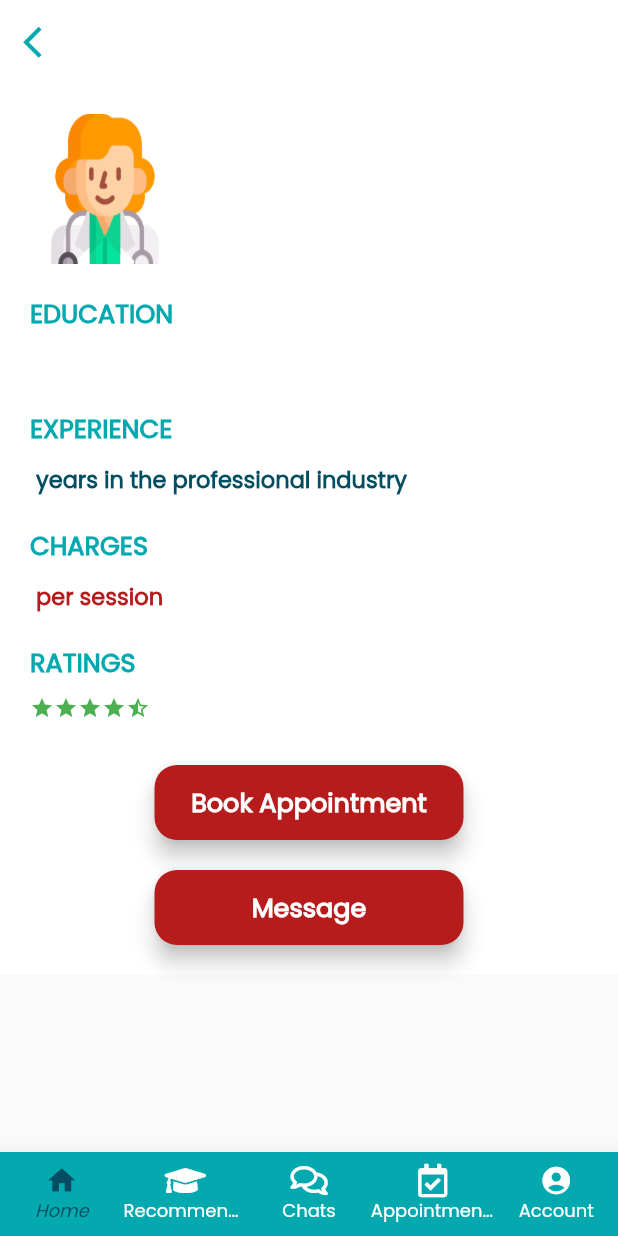
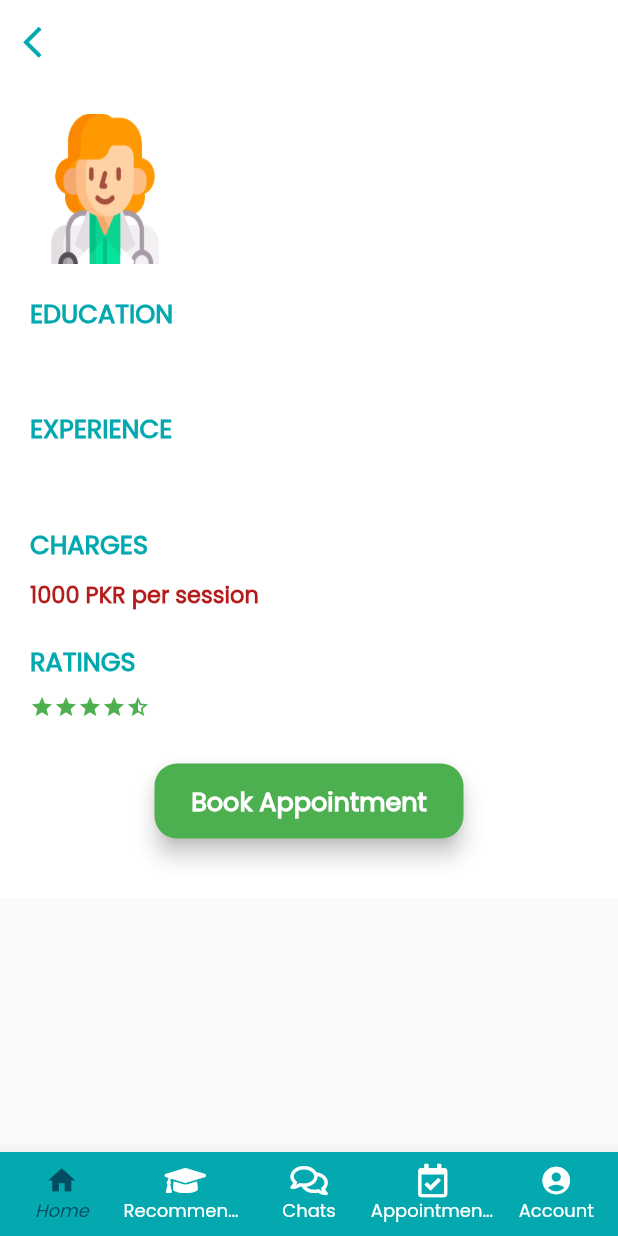
Before and after one commit to rzaheer/Rehnuma, a Flutter app: the DoctorDetails screen opened directly with empty values, on a phone screen of 412 x 824 dp. Run offline on Flutter 3.47's test engine with Material 2 defaults, Android fonts, the light colour scheme and no system bars; our stand-ins replace carousel_slider, cloud_firestore, datetime_picker_formfield, dio, email_validator, firebase_auth and 6 more; missing offline and left inert: autocomplete_textfield, email_auth, filter_list, flutter_webview_plugin; accounts and stored records are empty; network calls fail.

Commit message:
final fixes

```diff
--- a/lib/CustomWidgets/Custombottombar.dart
+++ b/lib/CustomWidgets/Custombottombar.dart
@@ -48,7 +48,7 @@ class _CustomNavbarState extends State<CustomNavbar> {
             }
             if (index == 2) {
               Navigator.of(context).pushAndRemoveUntil(
-                  MaterialPageRoute(builder: (context) => ChatsPage()),
+                  MaterialPageRoute(builder: (context) => Forum()),
                   (Route<dynamic> route) => false);
             }
             if (index == 3 || index == 4) {
--- a/lib/Screens/Student/Homepage/Home/DoctorDetails.dart
+++ b/lib/Screens/Student/Homepage/Home/DoctorDetails.dart
@@ -97,7 +97,7 @@ class _DoctorDetailsState extends State<DoctorDetails> {
               SizedBox(
                 height: 10,
               ),
-              Text("${widget.mentor.education}",
+              Text("${widget.mentor.educationlevel}",
                   style: TextStyle(
                     fontSize: 15,
                     color: inputTextColor,
@@ -115,8 +115,7 @@ class _DoctorDetailsState extends State<DoctorDetails> {
               SizedBox(
                 height: 10,
               ),
-              Text(
-                  "${widget.mentor.experience.toString()} years in the professional industry",
+              Text("${widget.mentor.experience.toString()}",
                   style: TextStyle(
                     fontSize: 15,
                     color: inputTextColor,
@@ -134,7 +133,7 @@ class _DoctorDetailsState extends State<DoctorDetails> {
               SizedBox(
                 height: 10,
               ),
-              Text("${widget.mentor.fees} per session",
+              Text("1000 PKR per session",
                   style: TextStyle(
                     fontSize: 15,
                     color: buttonColor,
@@ -167,7 +166,7 @@ class _DoctorDetailsState extends State<DoctorDetails> {
               ),
               Center(
                 child: CustomButton(
-                  buttoncolor: buttonColor,
+                  buttoncolor: Colors.green,
                   title: 'Book Appointment',
                   onPressed: () {
                     Navigator.push(
@@ -183,7 +182,7 @@ class _DoctorDetailsState extends State<DoctorDetails> {
               SizedBox(
                 height: 20,
               ),
-              Center(
+              /* Center(
                 child: CustomButton(
                   buttoncolor: buttonColor,
                   title: 'Message',
@@ -197,7 +196,7 @@ class _DoctorDetailsState extends State<DoctorDetails> {
                   height: 50,
                   width: size.width / 2,
                 ),
-              ),
+              ), */
             ],
           ),
         ),
--- a/lib/Screens/Student/Homepage/Home/Doctorslist.dart
+++ b/lib/Screens/Student/Homepage/Home/Doctorslist.dart
@@ -143,7 +143,7 @@ class _DoctorListState extends State<DoctorList> {
                 SizedBox(
                   height: 15,
                 ),
-                Row(
+                /* Row(
                   mainAxisAlignment: MainAxisAlignment.center,
                   children: [
                     Card(
@@ -207,7 +207,7 @@ class _DoctorListState extends State<DoctorList> {
                       ),
                     ),
                   ],
-                ),
+                ), */
                 ListView.builder(
                     primary: false,
                     shrinkWrap: true,
--- a/lib/Screens/Student/Homepage/Home/Studenthome.dart
+++ b/lib/Screens/Student/Homepage/Home/Studenthome.dart
@@ -8,6 +8,7 @@ import 'package:finalyearproject/Global.dart';
 import 'package:finalyearproject/Screens/PaymentWebview.dart';
 import 'package:finalyearproject/Screens/Student/Homepage/Home/DoctorDetails.dart';
 import 'package:finalyearproject/Screens/Student/Homepage/Home/DoctorsList.dart';
+import 'package:finalyearproject/Screens/Student/Homepage/Home/DrawerItems/About.dart';
 import 'package:finalyearproject/Screens/Student/Homepage/Home/DrawerItems/Notifications.dart';
 import 'package:finalyearproject/models/mentorModel.dart';
 
@@ -180,8 +181,8 @@ class _StudentHomeState extends State<StudentHome> {
               ),
               title: Text('About the App'),
               onTap: () {
-                // Navigator.of(context)
-                //  .push(MaterialPageRoute(builder: (context) => FAQs()));//
+                Navigator.of(context).push(
+                    MaterialPageRoute(builder: (context) => Aboutus())); //
               },
             ),
             ListTile(
@@ -444,7 +445,7 @@ class _StudentHomeState extends State<StudentHome> {
                                             MainAxisAlignment.spaceBetween,
                                         children: [
                                           Text(
-                                            '${mentorList[index].fees}',
+                                            '1000 PKR',
                                             style: TextStyle(
                                               fontSize: 16,
                                               fontWeight: FontWeight.bold,
--- a/lib/Screens/Student/Homepage/Recommender/SearchResult.dart
+++ b/lib/Screens/Student/Homepage/Recommender/SearchResult.dart
@@ -246,7 +246,7 @@ class _SearchResultsState extends State<SearchResults> {
                   ),
                 ),
                 SizedBox(height: 5),
-                Padding(
+                /* Padding(
                   padding: const EdgeInsets.only(left: 200),
                   child: SizedBox(
                     height: 30,
@@ -278,7 +278,7 @@ class _SearchResultsState extends State<SearchResults> {
                       ),
                     ),
                   ),
-                ),
+                ), */
                 SizedBox(height: 10),
                 widget.uniList == null
                     ? Loading()
--- a/lib/Screens/Student/StudentRegister/StudentRegister1.dart
+++ b/lib/Screens/Student/StudentRegister/StudentRegister1.dart
@@ -55,6 +55,7 @@ class _StudentRegisterState extends State<StudentRegister> {
   Widget build(BuildContext context) {
     var size = MediaQuery.of(context).size;
     return Scaffold(
+      backgroundColor: primaryColor,
       body: SingleChildScrollView(
         child: Form(
           key: _formKey,
--- a/lib/Screens/Student/StudentRegister/StudentRegister5.dart
+++ b/lib/Screens/Student/StudentRegister/StudentRegister5.dart
@@ -173,7 +173,7 @@ class _StudentRegister5State extends State<StudentRegister5> {
                                       passwordController.text, context)
                                   .then((value) {
                                 if (value == true) {
-                                  /* showDialog(
+                                  showDialog(
                                       context: context,
                                       builder: (BuildContext dialogContext) {
                                         return CustomDialog(
@@ -193,7 +193,7 @@ class _StudentRegister5State extends State<StudentRegister5> {
                                                       (Route<dynamic> route) =>
                                                           false);
                                             });
-                                      }); */
+                                      });
                                   Navigator.of(context).pushAndRemoveUntil(
                                       MaterialPageRoute(
                                           builder: (context) => StudentHome()),
--- a/lib/models/mentorModel.dart
+++ b/lib/models/mentorModel.dart
@@ -6,7 +6,7 @@ class MentorModel {
   final String email;
   final String fees;
   final String experience;
-  final String education, phoneNumber;
+  final String educationlevel, phoneNumber;
   final int ratings;
   String gender;
   List slots;
@@ -18,7 +18,7 @@ class MentorModel {
       this.email,
       this.jobDesc,
       this.fees,
-      this.education,
+      this.educationlevel,
       this.phoneNumber,
       this.experience,
       this.ratings,
@@ -38,7 +38,7 @@ class MentorModel {
         jobDesc: json["jobDesc"],
         ratings: json["Ratings"],
         gender: json["gender"],
-        education: json["education"],
+        educationlevel: json["educationlevel"],
         slots: json["slots"] ?? [],
         phoneNumber: json["phone"]);
 
@@ -52,7 +52,7 @@ class MentorModel {
         "jobDesc": jobDesc,
         "email": email,
         "fees": fees,
-        "educatiion": education,
+        "educationlevel": educationlevel,
         "expYears": experience,
         "ratings": ratings,
         "gender": gender
--- a/pubspec.yaml
+++ b/pubspec.yaml
@@ -52,6 +52,7 @@ dependencies:
   provider: ^4.3.3
   flutter_webview_plugin: ^0.3.11
   dio: ^3.0.10
+  flutter_launcher_icons: ^0.8.1
 
 
 
@@ -81,6 +82,11 @@ flutter:
   assets:
   - assets/fonts/
   - assets/images/
+
+flutter_icons:
+    android: true
+    ios: true
+    image_path: "assets/images/logo.png"
 
   # To add assets to your application, add an assets section, like this:
   # assets:
```
Also changed, not shown: lib/CustomWidgets/Appointmentcard.dart (+5 -2 lines), lib/Screens/Student/Homepage/Appointmentsettings/Appointdetails.dart (+15 -6 lines), lib/services/auth.dart (+29 -5 lines), pubspec.lock, 1 other file.
